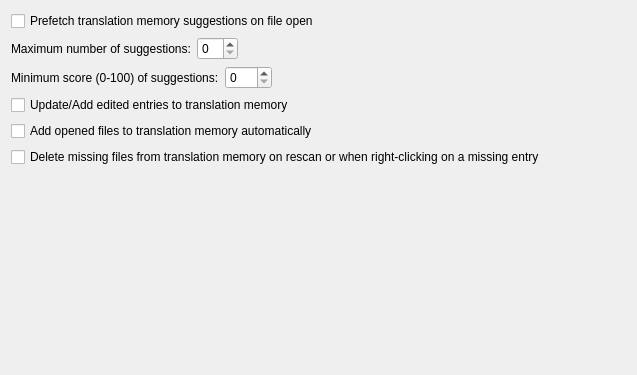
The window that src/prefs/prefs_tm.ui (KDE/lokalize) describes before a commit, drawn with Qt 5.
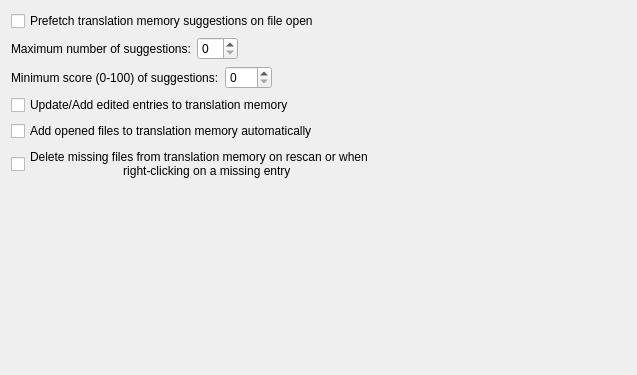
The same window after the commit.

Patch:
```diff
--- a/src/prefs/prefs_tm.ui
+++ b/src/prefs/prefs_tm.ui
@@ -149,7 +149,8 @@
    <item row="5" column="0">
     <widget class="QCheckBox" name="kcfg_DeleteFromTMOnMissing">
      <property name="text">
-      <string>Delete missing files from translation memory on rescan or when right-clicking on a missing entry</string>
+                        <string>Delete missing files from translation memory on rescan or when
+                            right-clicking on a missing entry</string>
      </property>
     </widget>
    </item>
```
Left out of the diff: 13 changed lines with no effect on the pictures. Lines whose indentation alone changed are shown as unchanged.
